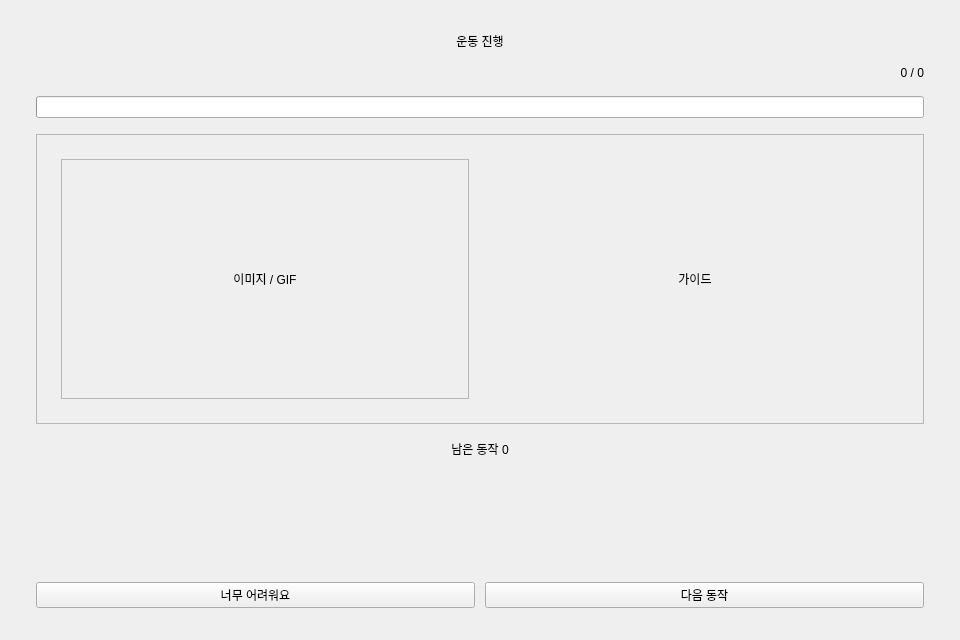
Old version of the form linkup/ui/forms/ExerciseExecution.ui in the repository kyungyi327/linkup.
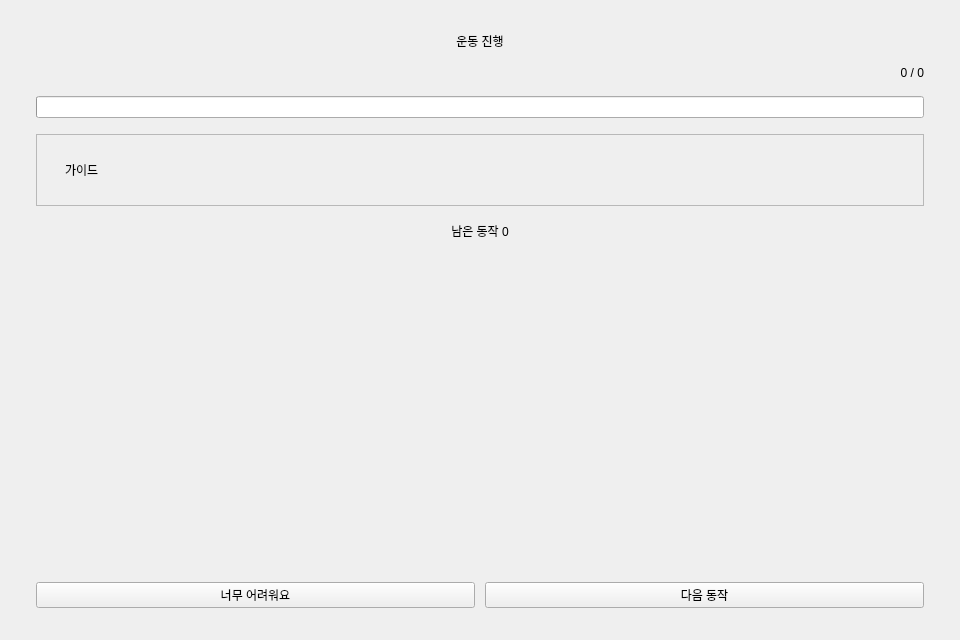
New version of the form.

Commit message:
feat: UI 변경
- 이미지 제거
- 폰트 추가 및 설명 가독성 개선

The edit to the form file:
```diff
--- a/linkup/ui/forms/ExerciseExecution.ui
+++ b/linkup/ui/forms/ExerciseExecution.ui
@@ -63,58 +63,27 @@
      </property>
      <layout class="QHBoxLayout" name="guideCardLayout">
       <property name="leftMargin">
-       <number>24</number>
+       <number>28</number>
       </property>
       <property name="topMargin">
-       <number>24</number>
+       <number>26</number>
       </property>
       <property name="rightMargin">
-       <number>24</number>
+       <number>28</number>
       </property>
       <property name="bottomMargin">
-       <number>24</number>
+       <number>26</number>
       </property>
       <property name="spacing">
        <number>22</number>
       </property>
-      <item>
-       <widget class="QFrame" name="imagePlaceholderFrame">
-        <property name="minimumSize">
-         <size>
-          <width>320</width>
-          <height>240</height>
-         </size>
-        </property>
-        <property name="maximumSize">
-         <size>
-          <width>520</width>
-          <height>390</height>
-         </size>
-        </property>
-        <property name="frameShape">
-         <enum>QFrame::StyledPanel</enum>
-        </property>
-        <layout class="QVBoxLayout" name="imagePlaceholderLayout">
-         <item>
-          <widget class="QLabel" name="exerciseImagePlaceholder">
-           <property name="alignment">
-            <set>Qt::AlignCenter</set>
-           </property>
-           <property name="text">
-            <string>이미지 / GIF</string>
-           </property>
-          </widget>
-         </item>
-        </layout>
-       </widget>
-      </item>
       <item>
        <widget class="QLabel" name="guideLabel">
         <property name="minimumHeight">
          <number>220</number>
         </property>
         <property name="alignment">
-         <set>Qt::AlignCenter</set>
+         <set>Qt::AlignLeading|Qt::AlignLeft|Qt::AlignTop</set>
         </property>
         <property name="wordWrap">
          <bool>true</bool>
```
Left out of the diff: 5 changed lines with no effect on the pictures. The commit also changes 5 other files.
